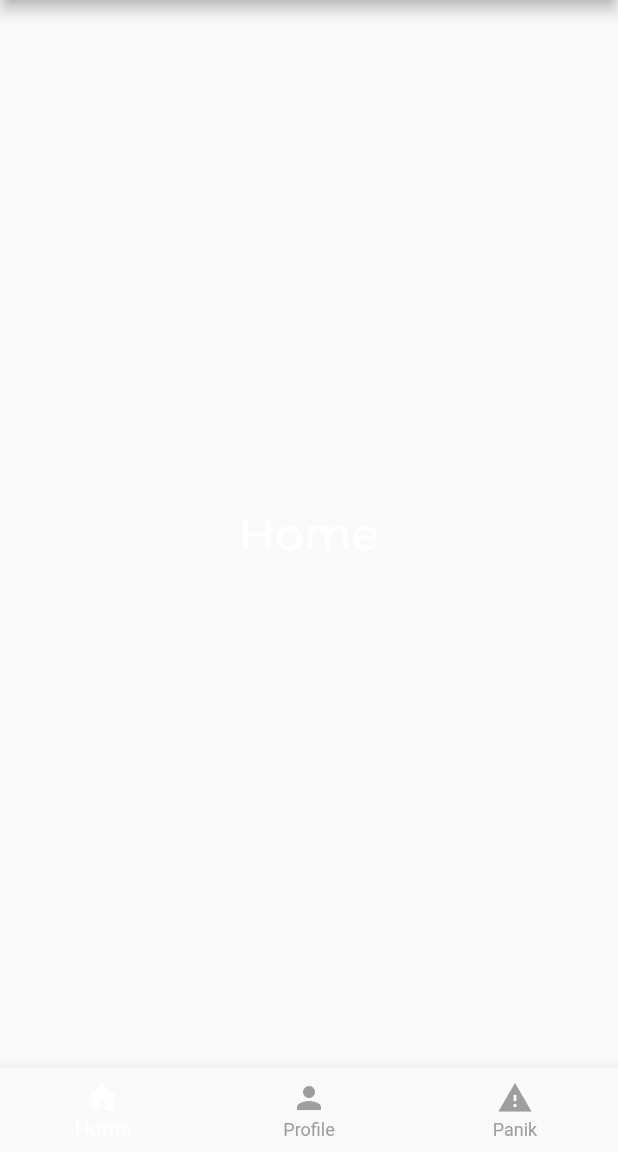
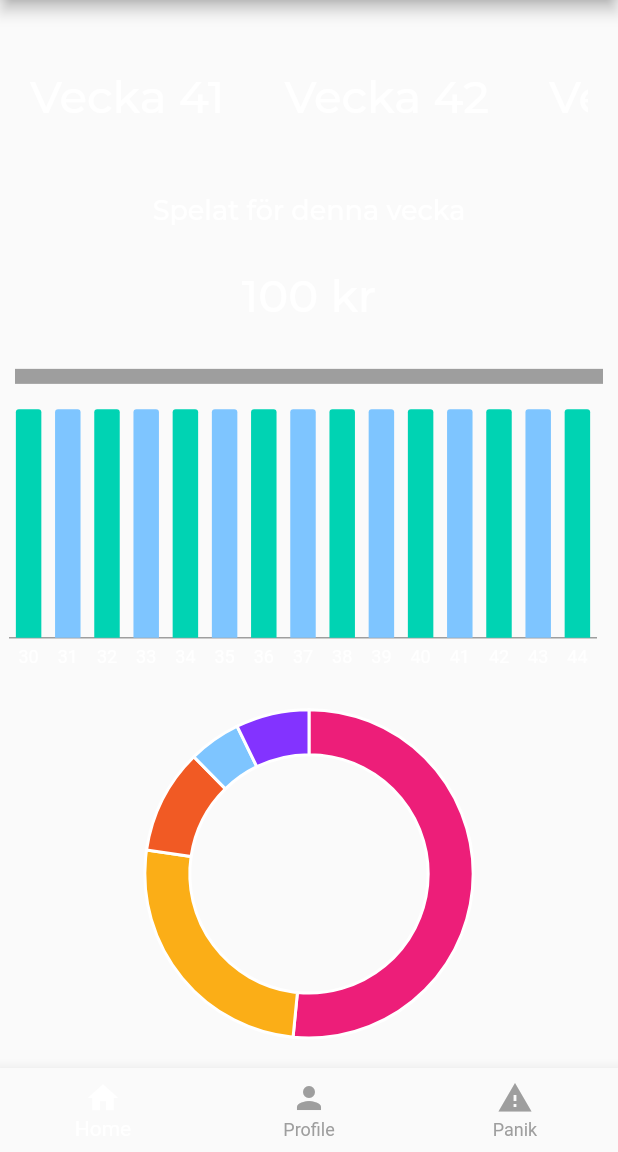
Before and after one commit to juliusolson/rena, a Flutter app: the screen it shows after launch, on a phone screen of 412 x 824 dp, the part 84-1236 px from its top. Run offline on Flutter 3.47's test engine with Material 2 defaults, Android fonts, the phone set to English and light mode, and no system bars; our stand-ins replace charts_flutter; project files that could hold a hidden picture were left out.

Commit message:
add wip homeview with charts

```diff
--- /dev/null
+++ b/lib/screens/home/components/barchart.dart
@@ -0,0 +1,61 @@
+import 'package:flutter/material.dart';
+import 'package:charts_flutter/flutter.dart' as charts;
+import 'package:rena/models/spending.dart';
+import 'dart:math' as math;
+
+class SpendingsBarChart extends StatelessWidget {
+  final List<charts.Series> seriesList;
+  final bool animate;
+
+  SpendingsBarChart(this.seriesList, {this.animate});
+
+  factory SpendingsBarChart.withSampleData() {
+    return new SpendingsBarChart(
+      _createSampleData(),
+      animate: false,
+    );
+  }
+
+  @override
+  Widget build(BuildContext context) {
+    return new charts.BarChart(
+      seriesList,
+      animate: animate,
+      domainAxis: new charts.OrdinalAxisSpec(
+        renderSpec: new charts.SmallTickRendererSpec(
+          labelStyle: new charts.TextStyleSpec(
+            color: charts.MaterialPalette.white,
+          )
+        )
+      ),
+      primaryMeasureAxis: new charts.NumericAxisSpec(
+        renderSpec: new charts.NoneRenderSpec(),
+      ),
+    );
+  }
+
+  static List<charts.Series<WeeklySpending, String>> _createSampleData() {
+    final data = List<WeeklySpending>.generate(15, (index) {
+      return new WeeklySpending((index+30).toString(), math.Random().nextInt(100));
+    });
+
+    return [
+      new charts.Series<WeeklySpending, String>(
+        id: 'spendings',
+        colorFn: (_, int idx) {
+          charts.Color col;
+          if (idx % 2 == 0) {
+            col = charts.Color.fromHex(code: "#00D3B3");
+          } else {
+            col = charts.Color.fromHex(code: "#7EC5FF");
+          }
+          return col;
+        },
+        domainFn: (WeeklySpending ws, _) => ws.week,
+        measureFn: (WeeklySpending ws, _) => ws.spendings,
+        data: data,
+      )
+    ];
+  }
+
+}
--- /dev/null
+++ b/lib/screens/home/components/piechart.dart
@@ -0,0 +1,50 @@
+import 'package:flutter/material.dart';
+import 'package:charts_flutter/flutter.dart' as charts;
+import 'package:rena/models/spending.dart';
+
+class SpendingsPieChart extends StatelessWidget {
+  final List<charts.Series> seriesList;
+  final bool animate;
+
+  SpendingsPieChart(this.seriesList, {this.animate});
+
+  factory SpendingsPieChart.withSampleData() {
+    return new SpendingsPieChart(
+      _createSampleData(),
+      animate: false,
+    );
+  }
+
+  @override
+  Widget build(BuildContext context) {
+    return new charts.PieChart(
+      seriesList,
+      animate: animate,
+      defaultRenderer: new charts.ArcRendererConfig(
+        arcWidth: 30,
+      ),
+    );
+  }
+  /// Create one series with sample hard coded data.
+  static List<charts.Series<SpendingCategory, int>> _createSampleData() {
+    final data = [
+      new SpendingCategory(100, 0,"Housing", "#ED1E79"),
+      new SpendingCategory(50, 1, "Food", "#FBAE17"),
+      new SpendingCategory(20, 2, "Entertainment", "#F15A24"),
+      new SpendingCategory(10, 3, "Transportation", "#7EC5FF"),
+      new SpendingCategory(14, 4, "Misc", "#8333FF"),
+    ];
+
+    return [
+      new charts.Series<SpendingCategory, int>(
+        id: 'Sales',
+        domainFn: (SpendingCategory sales, _) => sales.n,
+        measureFn: (SpendingCategory sales, _) => sales.amount,
+        data: data,
+        colorFn: (SpendingCategory sc, _) => charts.Color.fromHex(
+          code: sc.color
+        )
+      )
+    ];
+  }
+}
--- a/lib/screens/home/homeview.dart
+++ b/lib/screens/home/homeview.dart
@@ -1,21 +1,79 @@
 import 'package:flutter/material.dart';
+import 'components/barchart.dart';
+import 'components/piechart.dart';
 
+const List<String> weeks = [
+  "Vecka 41",
+  "Vecka 42",
+  "Vecka 43",
+  "Vecka 41",
+  "Vecka 42",
+  "Vecka 43"
+];
 
-
-class HomeView extends StatelessWidget{
+class HomeView extends StatelessWidget {
   final String str;
-
   HomeView(this.str);
 
   Widget build(BuildContext context) {
-    return Scaffold(
-      body: Center(
-      child: Text(
-          this.str,
-          style: Theme.of(context).textTheme.bodyText1,
+    return SafeArea(
+        child: Center(
+      child: Column(children: <Widget>[
+        Flexible(
+          flex: 2,
+          child: Container(
+            padding: EdgeInsets.all(20),
+            child: ListView.separated(
+              physics: BouncingScrollPhysics(),
+              itemCount: weeks.length,
+              separatorBuilder: (BuildContext ctx, int index) =>
+                  SizedBox(width: 40),
+              itemBuilder: (BuildContext ctx, int index) {
+                return Center(
+                    child: Container(
+                        child: Text(
+                  weeks[index],
+                  style: Theme.of(context).textTheme.bodyText1,
+                )));
+              },
+              scrollDirection: Axis.horizontal,
+            ),
+          ),
         ),
-    ),
-    );
+        Flexible(
+          flex: 2,
+          child: Container(
+            padding: EdgeInsets.only(left: 10, right: 10),
+            child: Column(
+                mainAxisAlignment: MainAxisAlignment.spaceBetween,
+                children: [
+                  Text(
+                    "Spelat för denna vecka",
+                    style: Theme.of(context).textTheme.caption,
+                  ),
+                  Text(
+                    "100 kr",
+                    style: Theme.of(context).textTheme.bodyText1,
+                  ),
+                  Divider(
+                    color: Colors.grey,
+                    thickness: 10.0,
+                  ),
+                ]),
+          ),
+        ),
+        Flexible(
+            flex: 3,
+            child: Container(
+              child: SpendingsBarChart.withSampleData(),
+            )),
+        Flexible(
+            flex: 4,
+            child: Container(
+                  child: SpendingsPieChart.withSampleData(),
+                ),
+            ),
+      ]),
+    ));
   }
-
 }
--- a/lib/theme/style.dart
+++ b/lib/theme/style.dart
@@ -13,6 +13,11 @@ ThemeData appTheme() {
         fontSize: 30,
         color: Colors.white,
         fontFamily: "Montserrat",
+      ),
+      caption: TextStyle(
+        fontFamily: "Montserrat",
+        fontSize: 18,
+        color: Colors.white,
       )
     )
   );
```
